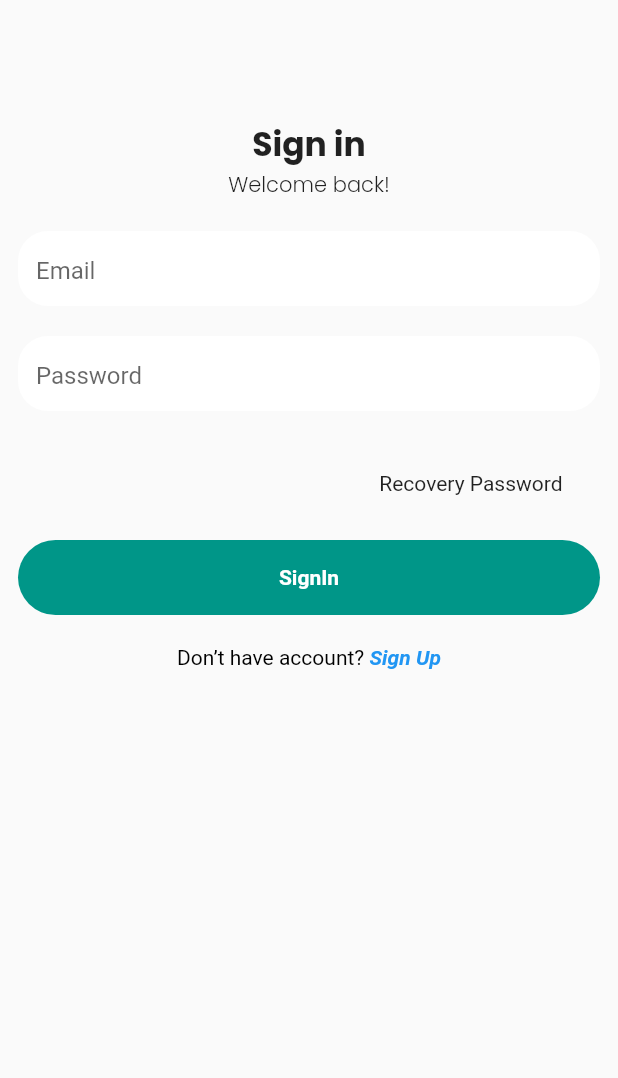
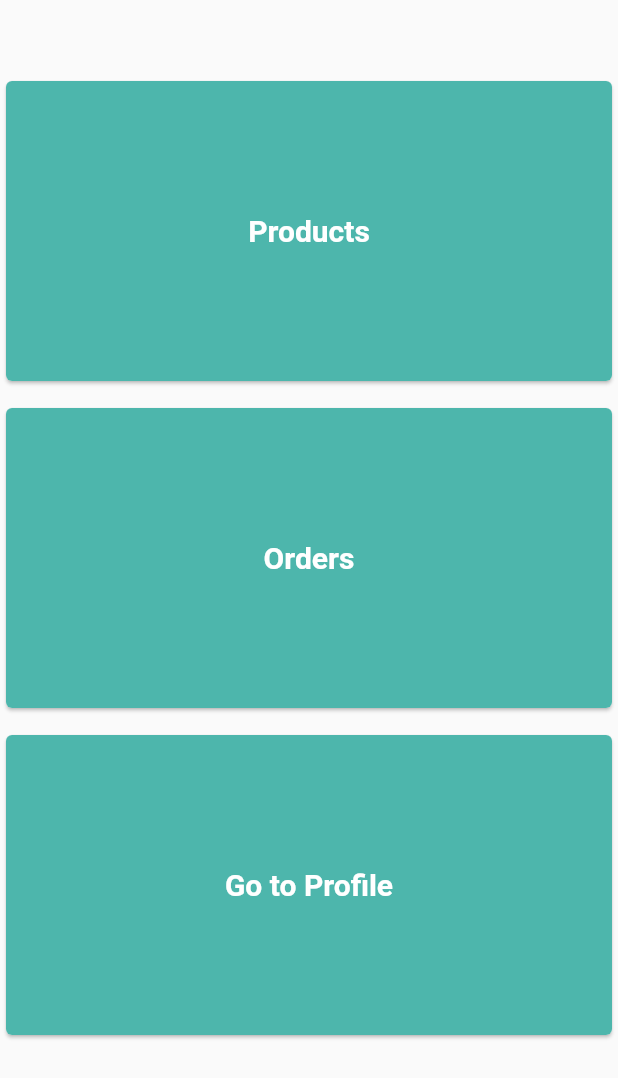
Before and after one commit to JamshaidMallik/amenities_fyp, a Flutter app: the screen it shows after launch, on a phone screen of 412 x 824 dp. Shown: the top 1078 px of the screen. Run offline on Flutter 3.47's test engine with Material 2 defaults, Android fonts, the phone set to English and light mode, and no system bars; our stand-ins replace awesome_dialog, cloud_firestore, firebase_auth, firebase_core, get, get_storage and 1 more; accounts and stored records are empty.

Commit message:
add seller screen

```diff
--- a/lib/main.dart
+++ b/lib/main.dart
@@ -1,10 +1,9 @@
-import 'package:amenities_app/admin_screen/slider_screen.dart';
+import 'package:amenities_app/screens/auth_screens/log_in_screen.dart';
+import 'package:amenities_app/screens/seller_screens/seller_main_screen.dart';
 import 'package:firebase_core/firebase_core.dart';
 import 'package:flutter/material.dart';
 import 'package:get/get.dart';
 import 'package:get_storage/get_storage.dart';
-
-import 'accounts_screen/log_in_screen.dart';
 import 'firebase_options.dart';
 
 void main() async{
@@ -29,8 +28,9 @@ class MyApp extends StatelessWidget {
           color: Colors.teal
         )
       ),
+      home: SellerMainScreen(),
       // home: SliderScreen(),
-      home: LogInScreen(),
+      // home: LogInScreen(),
       // home: BuildingTypeScreen(),
       // home: LogInScreen(),
     );
--- a/lib/accounts_screen/reset_password_screen.dart
+++ b/lib/screens/auth_screens/reset_password_screen.dart
@@ -1,11 +1,10 @@
-import 'package:amenities_app/accounts_screen/update_password.dart';
+import 'package:amenities_app/constant.dart';
 import 'package:amenities_app/controller/auth_controller.dart';
 import 'package:amenities_app/widgets/custom_text_field.dart';
 import 'package:flutter/material.dart';
 import 'package:get/get.dart';
 
-import '../constant.dart';
-import '../widgets/button_widgets.dart';
+import '../../widgets/button_widgets.dart';
 
 class ResetPasswordScreen extends StatelessWidget {
 AuthController controller = Get.find<AuthController>();
--- /dev/null
+++ b/lib/screens/seller_screens/seller_main_screen.dart
@@ -0,0 +1,67 @@
+import 'package:amenities_app/constant.dart';
+import 'package:flutter/cupertino.dart';
+import 'package:flutter/material.dart';
+
+class SellerMainScreen extends StatelessWidget {
+  const SellerMainScreen({Key? key}) : super(key: key);
+
+  @override
+  Widget build(BuildContext context) {
+    return Scaffold(
+      body: Padding(
+        padding: const EdgeInsets.only(top: 50),
+        child: Column(
+          children: [
+            Card(
+              child: Center(
+                child: Container(
+                  height: 200,
+                  width: double.infinity,
+                  decoration: BoxDecoration(
+                    borderRadius: BorderRadius.circular(4.0),
+                    color: Colors.teal.shade300,
+                  ),
+                  child: Center(
+                    child: Text("Products",style: TextStyle(color: Colors.white,fontWeight: FontWeight.bold,fontSize: 20),),
+                  ),
+                ),
+              ),
+            ),
+            10.0.height,
+            Card(
+              child: Center(
+                child: Container(
+                  height: 200,
+                  width: double.infinity,
+                  decoration: BoxDecoration(
+                    borderRadius: BorderRadius.circular(4.0),
+                    color: Colors.teal.shade300,
+                  ),
+                  child: Center(
+                    child: Text("Orders",style: TextStyle(fontWeight: FontWeight.bold,color: Colors.white,fontSize: 20),),
+                  ),
+                ),
+              ),
+            ),
+            10.0.height,
+            Card(
+              child: Center(
+                child: Container(
+                  height: 200,
+                  width: double.infinity,
+                  decoration: BoxDecoration(
+                    borderRadius: BorderRadius.circular(4.0),
+                    color: Colors.teal.shade300,
+                  ),
+                  child: Center(
+                    child: Text("Go to Profile",style: TextStyle(fontWeight: FontWeight.bold,color: Colors.white,fontSize: 20),),
+                  ),
+                ),
+              ),
+            ),
+          ],
+        ),
+      ),
+    );
+  }
+}
--- a/lib/area_screen.dart
+++ b/lib/screens/user_screens/area_screen.dart
@@ -1,7 +1,8 @@
-import 'package:amenities_app/input_estimate_screen.dart';
+
 import 'package:flutter/material.dart';
 
-import 'constant.dart';
+import '../../constant.dart';
+import 'input_estimate_screen.dart';
 
 class AreaScreen extends StatelessWidget {
   const AreaScreen({Key? key}) : super(key: key);
--- a/lib/building_type_screen.dart
+++ b/lib/screens/user_screens/building_type_screen.dart
@@ -1,7 +1,7 @@
-import 'package:amenities_app/area_screen.dart';
+import 'package:amenities_app/screens/user_screens/area_screen.dart';
 import 'package:flutter/material.dart';
 
-import 'constant.dart';
+import '../../constant.dart';
 
 class BuildingTypeScreen extends StatelessWidget {
   const BuildingTypeScreen({Key? key}) : super(key: key);
--- a/lib/cart_screens/cart_screen.dart
+++ b/lib/screens/user_screens/cart_screen.dart
@@ -1,7 +1,8 @@
-import 'package:amenities_app/check_out_screen.dart';
 import 'package:flutter/material.dart';
 
-import '../constant.dart';
+import '../../constant.dart';
+import 'check_out_screen.dart';
+
 
 class CartScreen extends StatelessWidget {
   const CartScreen({Key? key}) : super(key: key);
--- a/lib/check_out_screen.dart
+++ b/lib/screens/user_screens/check_out_screen.dart
@@ -1,7 +1,7 @@
+import 'package:amenities_app/constant.dart';
 import 'package:awesome_dialog/awesome_dialog.dart';
 import 'package:flutter/material.dart';
 
-import 'constant.dart';
 
 class CheckOutScreen extends StatelessWidget {
   const CheckOutScreen({Key? key}) : super(key: key);
--- a/lib/accounts_screen/estimate_raw_marerial_screen.dart
+++ b/lib/screens/user_screens/estimate_raw_marerial_screen.dart
@@ -1,8 +1,7 @@
-import 'package:amenities_app/cart_screens/cart_screen.dart';
 import 'package:flutter/material.dart';
 
-import '../constant.dart';
-
+import '../../constant.dart';
+import 'cart_screen.dart';
 class EstimateRawMaterialScreen extends StatelessWidget {
   const EstimateRawMaterialScreen({Key? key}) : super(key: key);
 
--- a/lib/input_estimate_screen.dart
+++ b/lib/screens/user_screens/input_estimate_screen.dart
@@ -1,7 +1,8 @@
-import 'package:amenities_app/accounts_screen/estimate_raw_marerial_screen.dart';
 import 'package:flutter/material.dart';
 
-import 'constant.dart';
+import '../../constant.dart';
+import 'estimate_raw_marerial_screen.dart';
+
 
 class InputEstimateScreen extends StatefulWidget {
 
--- a/lib/interest_area_screen.dart
+++ b/lib/screens/user_screens/interest_area_screen.dart
@@ -1,7 +1,7 @@
 import 'package:flutter/material.dart';
 
 import 'building_type_screen.dart';
-import 'constant.dart';
+import '../../constant.dart';
 
 class InterestAreaScreen extends StatelessWidget {
   const InterestAreaScreen({Key? key}) : super(key: key);
```
Also changed, not shown: lib/screens/admin_screen/slider_screen.dart (renamed from lib/admin_screen/slider_screen.dart, +5 -3 lines), lib/screens/auth_screens/log_in_screen.dart (renamed from lib/accounts_screen/log_in_screen.dart, +8 -6 lines), lib/screens/auth_screens/sign_up_screen.dart (renamed from lib/accounts_screen/sign_up_screen.dart, +6 -4 lines), lib/screens/admin_screen/order_screen.dart (renamed from lib/admin_screen/order_screen.dart), lib/screens/admin_screen/profile_screen.dart (renamed from lib/admin_screen/profile_screen.dart), lib/screens/auth_screens/update_password.dart (renamed from lib/accounts_screen/update_password.dart).
